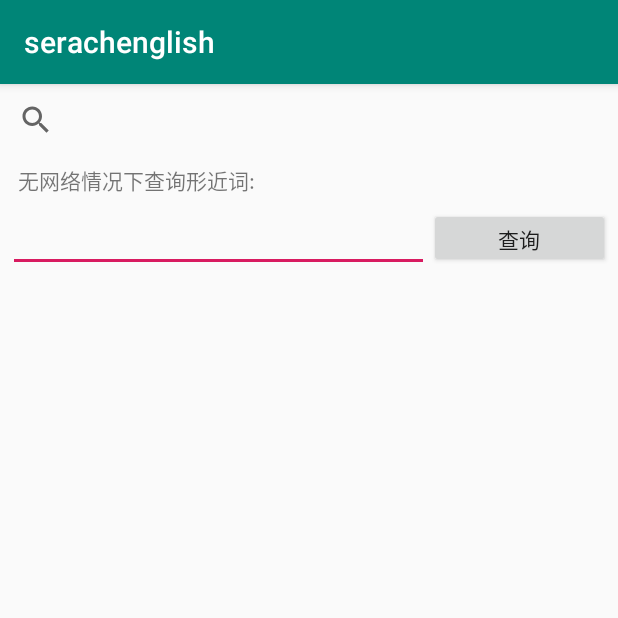
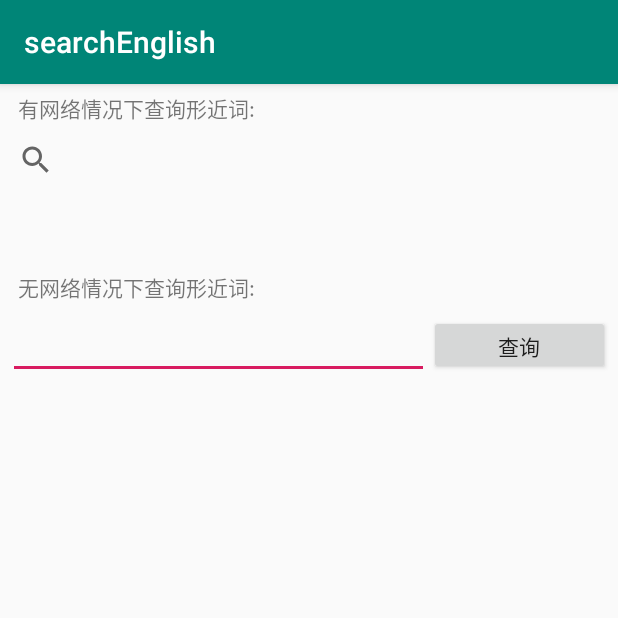
Before and after one commit to houyi19/searchEnglish, an Android app: the screen it shows after launch (SEMainActivity), on a phone screen of 412 x 824 dp, the top half of it. Run offline under Robolectric (Android 15) with nearby library versions, the phone set to English and light mode, and no system bars.

Commit message:
修复部分bug

```diff
--- a/app/src/main/res/layout/activity_semain.xml
+++ b/app/src/main/res/layout/activity_semain.xml
@@ -6,6 +6,13 @@
     android:layout_height="match_parent"
     android:orientation="vertical"
     tools:context=".SEMainActivity">
+    <TextView
+        android:layout_width="wrap_content"
+        android:layout_height="wrap_content"
+        android:layout_marginLeft="12dp"
+        android:layout_marginTop="5dp"
+        android:text="有网络情况下查询形近词:" />
+
 
     <LinearLayout
         android:layout_width="match_parent"
@@ -21,7 +28,7 @@
         android:layout_width="wrap_content"
         android:layout_height="wrap_content"
         android:layout_marginLeft="12dp"
-        android:layout_marginTop="5dp"
+        android:layout_marginTop="50dp"
         android:text="无网络情况下查询形近词:" />
 
     <LinearLayout
--- a/app/src/main/res/values/strings.xml
+++ b/app/src/main/res/values/strings.xml
@@ -1,3 +1,3 @@
 <resources>
-    <string name="app_name">serachenglish</string>
+    <string name="app_name">searchEnglish</string>
 </resources>
```
Also changed, not shown: app/src/main/java/com/example/study/serachenglish/SEMainActivity.java (+13 -5 lines).
